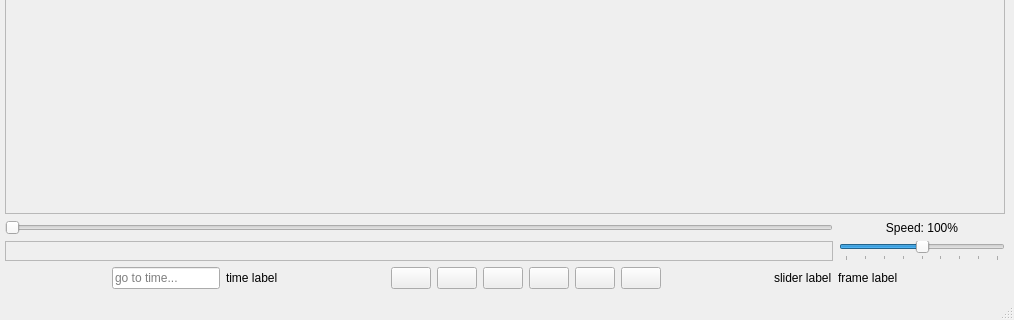
This is Source/GUI/player.ui in bavc/qctools as Qt 5 draws it before an edit; both pictures show x 478 to 1492 and y 387 to 707 of the 1492 by 707 pixel window. The edited form follows.
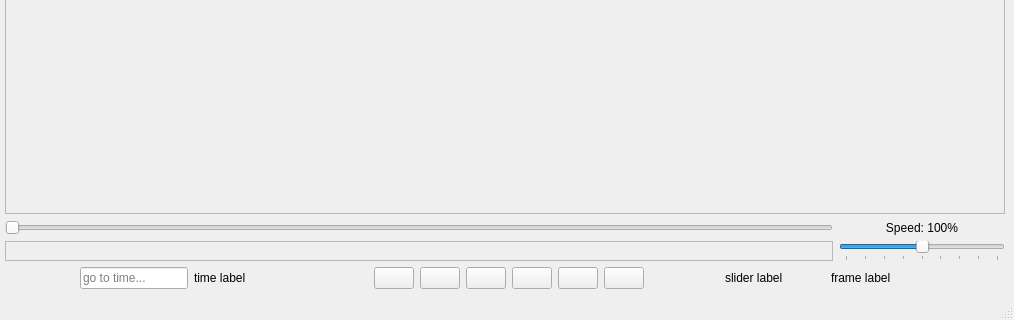
This is the edited form. Icons and pictures are not drawn.

Commit message: specify minimal width for labels to avoid layout jumping

Patch:
```diff
--- a/Source/GUI/player.ui
+++ b/Source/GUI/player.ui
@@ -144,6 +144,12 @@
       </item>
       <item>
        <widget class="QLabel" name="time_label">
+        <property name="minimumSize">
+         <size>
+          <width>100</width>
+          <height>0</height>
+         </size>
+        </property>
         <property name="text">
          <string>time label</string>
         </property>
@@ -303,6 +309,12 @@
       </item>
       <item>
        <widget class="QLabel" name="slider_label">
+        <property name="minimumSize">
+         <size>
+          <width>100</width>
+          <height>0</height>
+         </size>
+        </property>
         <property name="text">
          <string>slider label</string>
         </property>
@@ -310,6 +322,12 @@
       </item>
       <item>
        <widget class="QLabel" name="frame_label">
+        <property name="minimumSize">
+         <size>
+          <width>100</width>
+          <height>0</height>
+         </size>
+        </property>
         <property name="text">
          <string>frame label</string>
         </property>
```
The commit also changes 1 other file.
